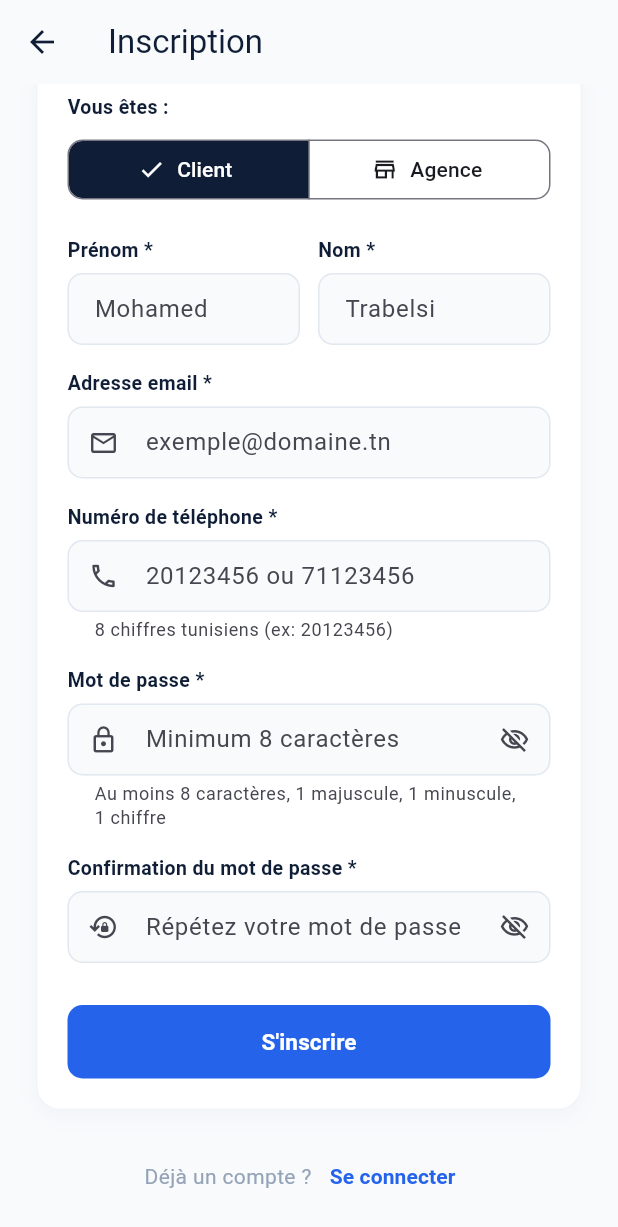
After one commit to ghofraneidriss/EkriliKarhba, a Flutter app: the RegisterScreen screen opened directly, scrolled down 192 dp, after a tap on "Client", on a phone screen of 412 x 824 dp. The commit adds this screen. Shown: the top 1227 px of the screen. Run offline on Flutter 3.47's test engine with Material 3 defaults, Android fonts, the phone set to English and light mode, and no system bars; our stand-ins replace image_picker, sqflite; accounts and stored records are empty.

Commit message:
formulaire d'inscription pour les deux roles agences et voiture

```diff
--- a/lib/features/users/domain/user_validators.dart
+++ b/lib/features/users/domain/user_validators.dart
@@ -291,4 +291,53 @@ class UserValidators {
 
     return ValidationResult(errors);
   }
+
+  /// Validation lors de l'auto-inscription d'un utilisateur (CLIENT ou AGENCE uniquement).
+  /// Les ADMINS ne peuvent pas s'inscrire en libre-service.
+  static ValidationResult validateRegister({
+    required String nom,
+    required String prenom,
+    required String email,
+    required String motDePasse,
+    required String confirmationMotDePasse,
+    required String telephone,
+    required UserRole role,
+    String? nomAgence,
+    String? adresseAgence,
+  }) {
+    final errors = <String, String>{};
+
+    if (role == UserRole.admin) {
+      errors['role'] = "L'inscription en tant qu'administrateur n'est pas autorisée.";
+    }
+
+    final nomErr = validateNom(nom);
+    if (nomErr != null) errors['nom'] = nomErr;
+
+    final prenomErr = validatePrenom(prenom);
+    if (prenomErr != null) errors['prenom'] = prenomErr;
+
+    final emailErr = validateEmail(email);
+    if (emailErr != null) errors['email'] = emailErr;
+
+    final pwdErr = validatePassword(motDePasse);
+    if (pwdErr != null) errors['motDePasse'] = pwdErr;
+
+    if (confirmationMotDePasse.isEmpty) {
+      errors['confirmationMotDePasse'] = 'Veuillez confirmer votre mot de passe';
+    } else if (motDePasse != confirmationMotDePasse) {
+      errors['confirmationMotDePasse'] = 'Les mots de passe ne correspondent pas';
+    }
+
+    final telErr = validateTelephone(telephone);
+    if (telErr != null) errors['telephone'] = telErr;
+
+    final agencyNameErr = validateNomAgence(nomAgence, role);
+    if (agencyNameErr != null) errors['nomAgence'] = agencyNameErr;
+
+    final agencyAddrErr = validateAdresseAgence(adresseAgence, role);
+    if (agencyAddrErr != null) errors['adresseAgence'] = agencyAddrErr;
+
+    return ValidationResult(errors);
+  }
 }
--- a/lib/features/users/services/user_service.dart
+++ b/lib/features/users/services/user_service.dart
@@ -126,6 +126,76 @@ class UserService extends ChangeNotifier {
     _currentUser = null;
     await _repo.clearActiveSession();
     notifyListeners();
+  }
+
+  /// Inscription en libre-service d'un nouvel utilisateur (CLIENT ou AGENCE uniquement).
+  /// Les comptes créés sont actifs immédiatement, conformément aux spécifications.
+  Future<User> register({
+    required String nom,
+    required String prenom,
+    required String email,
+    required String motDePasse,
+    required String confirmationMotDePasse,
+    required String telephone,
+    required UserRole role,
+    String? nomAgence,
+    String? adresseAgence,
+  }) async {
+    // 1. Restriction stricte des rôles : seuls CLIENT et AGENCE peuvent s'inscrire
+    if (role == UserRole.admin) {
+      throw const UserRuleFailure("L'inscription en tant qu'administrateur n'est pas autorisée.");
+    }
+
+    // 2. Contrôle de saisie strict côté serveur
+    final validation = UserValidators.validateRegister(
+      nom: nom,
+      prenom: prenom,
+      email: email,
+      motDePasse: motDePasse,
+      confirmationMotDePasse: confirmationMotDePasse,
+      telephone: telephone,
+      role: role,
+      nomAgence: nomAgence,
+      adresseAgence: adresseAgence,
+    );
+
+    if (validation.hasErrors) {
+      throw UserValidationFailure(validation.errors);
+    }
+
+    // 3. Vérification unicité email
+    final normalizedEmail = UserValidators.normalizeEmail(email);
+    if (await _repo.emailExists(normalizedEmail)) {
+      throw const UserConflictFailure('email', 'Cette adresse email est déjà associée à un compte.');
+    }
+
+    // 4. Hachage sécurisé du mot de passe avec sel cryptographique
+    final salt = PasswordHasher.generateSalt();
+    final hashedPassword = PasswordHasher.hashPassword(motDePasse, salt);
+
+    final now = _clock();
+    final user = User(
+      nom: nom.trim(),
+      prenom: prenom.trim(),
+      email: normalizedEmail,
+      motDePasse: hashedPassword,
+      passwordSalt: salt,
+      telephone: UserValidators.normalizePhone(telephone),
+      role: role,
+      statut: UserStatus.actif,
+      nomAgence: role == UserRole.agence ? nomAgence?.trim() : null,
+      adresseAgence: role == UserRole.agence ? adresseAgence?.trim() : null,
+      createdAt: now,
+      updatedAt: now,
+    );
+
+    final created = await _repo.insertUser(
+      user,
+      actor: 'Auto-inscription (${role.label})',
+      comment: 'Création de compte libre-service',
+    );
+    notifyListeners();
+    return created;
   }
 
   /// Création d'un utilisateur par un administrateur.
--- /dev/null
+++ b/lib/features/users/ui/register_screen.dart
@@ -0,0 +1,452 @@
+import 'package:flutter/material.dart';
+
+import '../../../core/theme/app_colors.dart';
+import '../domain/user.dart';
+import '../domain/user_failures.dart';
+import '../services/user_service.dart';
+
+/// Écran d'inscription en libre-service pour les CLIENTS et les AGENCES.
+/// Les comptes administrateurs ne peuvent pas être créés depuis cet écran.
+class RegisterScreen extends StatefulWidget {
+  const RegisterScreen({super.key});
+
+  @override
+  State<RegisterScreen> createState() => _RegisterScreenState();
+}
+
+class _RegisterScreenState extends State<RegisterScreen> {
+  final _service = UserService.instance;
+
+  UserRole _selectedRole = UserRole.client;
+
+  final TextEditingController _nomController = TextEditingController();
+  final TextEditingController _prenomController = TextEditingController();
+  final TextEditingController _emailController = TextEditingController();
+  final TextEditingController _telephoneController = TextEditingController();
+  final TextEditingController _passwordController = TextEditingController();
+  final TextEditingController _confirmPasswordController = TextEditingController();
+  final TextEditingController _nomAgenceController = TextEditingController();
+  final TextEditingController _adresseAgenceController = TextEditingController();
+
+  bool _loading = false;
+  bool _obscurePassword = true;
+  bool _obscureConfirmPassword = true;
+  String? _globalError;
+  Map<String, String> _fieldErrors = const {};
+
+  @override
+  void dispose() {
+    _nomController.dispose();
+    _prenomController.dispose();
+    _emailController.dispose();
+    _telephoneController.dispose();
+    _passwordController.dispose();
+    _confirmPasswordController.dispose();
+    _nomAgenceController.dispose();
+    _adresseAgenceController.dispose();
+    super.dispose();
+  }
+
+  Future<void> _submit() async {
+    setState(() {
+      _loading = true;
+      _globalError = null;
+      _fieldErrors = const {};
+    });
+
+    try {
+      final user = await _service.register(
+        nom: _nomController.text.trim(),
+        prenom: _prenomController.text.trim(),
+        email: _emailController.text.trim(),
+        motDePasse: _passwordController.text,
+        confirmationMotDePasse: _confirmPasswordController.text,
+        telephone: _telephoneController.text.trim(),
+        role: _selectedRole,
+        nomAgence: _selectedRole == UserRole.agence ? _nomAgenceController.text.trim() : null,
+        adresseAgence: _selectedRole == UserRole.agence ? _adresseAgenceController.text.trim() : null,
+      );
+
+      if (!mounted) return;
+      // Renvoie l'adresse email enregistrée à l'écran de Login pour pré-remplissage
+      Navigator.of(context).pop(user.email);
+    } on UserValidationFailure catch (e) {
+      if (!mounted) return;
+      setState(() {
+        _loading = false;
+        _fieldErrors = e.errors;
+      });
+    } on UserConflictFailure catch (e) {
+      if (!mounted) return;
+      setState(() {
+        _loading = false;
+        _fieldErrors = {e.field: e.message};
+      });
+    } on UserFailure catch (e) {
+      if (!mounted) return;
+      setState(() {
+        _loading = false;
+        _globalError = e.message;
+      });
+    } catch (e) {
+      if (!mounted) return;
+      setState(() {
+        _loading = false;
+        _globalError = 'Une erreur inattendue est survenue : $e';
+      });
+    }
+  }
+
+  Widget _buildField({
+    required String label,
+    required TextEditingController controller,
+    required String fieldKey,
+    TextInputType keyboardType = TextInputType.text,
+    bool obscureText = false,
+    Widget? suffixIcon,
+    IconData? prefixIcon,
+    String? hintText,
+    String? helperText,
+  }) {
+    final error = _fieldErrors[fieldKey];
+    return Padding(
+      padding: const EdgeInsets.only(bottom: 16),
+      child: Column(
+        crossAxisAlignment: CrossAxisAlignment.start,
+        children: [
+          Text(
+            label,
+            style: const TextStyle(
+              fontSize: 13,
+              fontWeight: FontWeight.w600,
+              color: AppColors.textPrimary,
+            ),
+          ),
+          const SizedBox(height: 6),
+          TextField(
+            controller: controller,
+            keyboardType: keyboardType,
+            obscureText: obscureText,
+            decoration: InputDecoration(
+              hintText: hintText,
+              helperText: helperText,
+              helperMaxLines: 2,
+              errorText: error,
+              errorMaxLines: 2,
+              prefixIcon: prefixIcon != null ? Icon(prefixIcon, size: 20) : null,
+              suffixIcon: suffixIcon,
+              filled: true,
+              fillColor: AppColors.cardSubtleBg,
+              contentPadding: const EdgeInsets.symmetric(horizontal: 14, vertical: 12),
+              border: OutlineInputBorder(
+                borderRadius: BorderRadius.circular(10),
+                borderSide: const BorderSide(color: AppColors.inputBorder),
+              ),
+              enabledBorder: OutlineInputBorder(
+                borderRadius: BorderRadius.circular(10),
+                borderSide: const BorderSide(color: AppColors.inputBorder),
+              ),
+              focusedBorder: OutlineInputBorder(
+                borderRadius: BorderRadius.circular(10),
+                borderSide: const BorderSide(color: AppColors.primaryBlue, width: 1.5),
+              ),
+            ),
+          ),
+        ],
+      ),
+    );
+  }
+
+  @override
+  Widget build(BuildContext context) {
+    final isAgency = _selectedRole == UserRole.agence;
+
+    return Scaffold(
+      backgroundColor: AppColors.background,
+      appBar: AppBar(
+        title: const Text('Inscription'),
+        backgroundColor: Colors.transparent,
+        elevation: 0,
+        foregroundColor: AppColors.primaryNavy,
+      ),
+      body: SafeArea(
+        child: Center(
+          child: SingleChildScrollView(
+            padding: const EdgeInsets.symmetric(horizontal: 24, vertical: 16),
+            child: ConstrainedBox(
+              constraints: const BoxConstraints(maxWidth: 460),
+              child: Column(
+                crossAxisAlignment: CrossAxisAlignment.stretch,
+                children: [
+                  // En-tête
+                  Center(
+                    child: Container(
+                      width: 64,
+                      height: 64,
+                      decoration: BoxDecoration(
+                        color: AppColors.primaryNavy,
+                        borderRadius: BorderRadius.circular(18),
+                        boxShadow: const [AppColors.softShadow],
+                      ),
+                      child: const Icon(
+                        Icons.person_add_alt_1_rounded,
+                        color: Colors.white,
+                        size: 32,
+                      ),
+                    ),
+                  ),
+                  const SizedBox(height: 16),
+                  const Text(
+                    'Créer un compte',
+                    textAlign: TextAlign.center,
+                    style: TextStyle(
+                      fontSize: 24,
+                      fontWeight: FontWeight.w800,
+                      color: AppColors.primaryNavy,
+                      letterSpacing: -0.5,
+                    ),
+                  ),
+                  const SizedBox(height: 4),
+                  const Text(
+                    'Rejoignez la plateforme Ekrili Karhba',
+                    textAlign: TextAlign.center,
+                    style: TextStyle(fontSize: 13, color: AppColors.textMuted),
+                  ),
+                  const SizedBox(height: 24),
+
+                  // Message d'erreur global
+                  if (_globalError != null) ...[
+                    Container(
+                      padding: const EdgeInsets.all(12),
+                      margin: const EdgeInsets.only(bottom: 18),
+                      decoration: BoxDecoration(
+                        color: AppColors.redLight,
+                        borderRadius: BorderRadius.circular(10),
+                        border: Border.all(color: AppColors.redBorder),
+                      ),
+                      child: Row(
+                        children: [
+                          const Icon(Icons.error_outline, color: AppColors.redDark, size: 20),
+                          const SizedBox(width: 10),
+                          Expanded(
+                            child: Text(
+                              _globalError!,
+                              style: const TextStyle(color: AppColors.redDark, fontSize: 13),
+                            ),
+                          ),
+                        ],
+                      ),
+                    ),
+                  ],
+
+                  // Carte Formulaire
+                  Container(
+                    padding: const EdgeInsets.all(20),
+                    decoration: BoxDecoration(
+                      color: Colors.white,
+                      borderRadius: BorderRadius.circular(16),
+                      border: Border.all(color: AppColors.cardBorder),
+                      boxShadow: const [AppColors.softShadow],
+                    ),
+                    child: Column(
+                      crossAxisAlignment: CrossAxisAlignment.stretch,
+                      children: [
+                        // Sélecteur de rôle (Client / Agence)
+                        const Text(
+                          'Vous êtes :',
+                          style: TextStyle(
+                            fontSize: 13,
+                            fontWeight: FontWeight.w600,
+                            color: AppColors.textPrimary,
+                          ),
+                        ),
+                        const SizedBox(height: 8),
+                        SegmentedButton<UserRole>(
+                          segments: const [
+                            ButtonSegment<UserRole>(
+                              value: UserRole.client,
+                              label: Text('Client'),
+                              icon: Icon(Icons.person_outline, size: 18),
+                            ),
+                            ButtonSegment<UserRole>(
+                              value: UserRole.agence,
+                              label: Text('Agence'),
+                              icon: Icon(Icons.store_outlined, size: 18),
+                            ),
+                          ],
+                          selected: {_selectedRole},
+                          onSelectionChanged: (newSelection) {
+                            setState(() {
+                              _selectedRole = newSelection.first;
+                              _fieldErrors = const {};
+                            });
+                          },
+                          style: SegmentedButton.styleFrom(
+                            selectedBackgroundColor: AppColors.primaryNavy,
+                            selectedForegroundColor: Colors.white,
+                            shape: RoundedRectangleBorder(
+                              borderRadius: BorderRadius.circular(10),
+                            ),
+                          ),
+                        ),
+                        const SizedBox(height: 20),
+
+                        // Champs spécifiques à l'agence
+                        if (isAgency) ...[
+                          _buildField(
+                            label: "Nom de l'agence *",
+                            controller: _nomAgenceController,
+                            fieldKey: 'nomAgence',
+                            prefixIcon: Icons.business_outlined,
+                            hintText: 'Ex: Carthage Rent a Car',
+                          ),
+                          _buildField(
+                            label: "Adresse de l'agence *",
+                            controller: _adresseAgenceController,
+                            fieldKey: 'adresseAgence',
+                            prefixIcon: Icons.location_on_outlined,
+                            hintText: 'Ex: Avenue Habib Bourguiba, Tunis',
+                          ),
+                          const Divider(height: 24),
+                        ],
+
+                        // Champs Personne / Responsable
+                        Row(
+                          children: [
+                            Expanded(
+                              child: _buildField(
+                                label: 'Prénom *',
+                                controller: _prenomController,
+                                fieldKey: 'prenom',
+                                hintText: 'Mohamed',
+                              ),
+                            ),
+                            const SizedBox(width: 12),
+                            Expanded(
+                              child: _buildField(
+                                label: 'Nom *',
+                                controller: _nomController,
+                                fieldKey: 'nom',
+                                hintText: 'Trabelsi',
+                              ),
+                            ),
+                          ],
+                        ),
+
+                        _buildField(
+                          label: 'Adresse email *',
+                          controller: _emailController,
+                          fieldKey: 'email',
+                          keyboardType: TextInputType.emailAddress,
+                          prefixIcon: Icons.email_outlined,
+                          hintText: 'exemple@domaine.tn',
+                        ),
+
+                        _buildField(
+                          label: 'Numéro de téléphone *',
+                          controller: _telephoneController,
+                          fieldKey: 'telephone',
+                          keyboardType: TextInputType.phone,
+                          prefixIcon: Icons.phone_outlined,
+                          hintText: '20123456 ou 71123456',
+                          helperText: '8 chiffres tunisiens (ex: 20123456)',
+                        ),
+
+                        _buildField(
+                          label: 'Mot de passe *',
+                          controller: _passwordController,
+                          fieldKey: 'motDePasse',
+                          obscureText: _obscurePassword,
+                          prefixIcon: Icons.lock_outline,
+                          hintText: 'Minimum 8 caractères',
+                          helperText: 'Au moins 8 caractères, 1 majuscule, 1 minuscule, 1 chiffre',
+                          suffixIcon: IconButton(
+                            icon: Icon(
+                              _obscurePassword ? Icons.visibility_off_outlined : Icons.visibility_outlined,
+                              size: 20,
+                            ),
+                            onPressed: () => setState(() => _obscurePassword = !_obscurePassword),
+                          ),
+                        ),
+
+                        _buildField(
+                          label: 'Confirmation du mot de passe *',
+                          controller: _confirmPasswordController,
+                          fieldKey: 'confirmationMotDePasse',
+                          obscureText: _obscureConfirmPassword,
+                          prefixIcon: Icons.lock_reset_outlined,
+                          hintText: 'Répétez votre mot de passe',
+                          suffixIcon: IconButton(
+                            icon: Icon(
+                              _obscureConfirmPassword
+                                  ? Icons.visibility_off_outlined
+                                  : Icons.visibility_outlined,
+                              size: 20,
+                            ),
+                            onPressed: () =>
+                                setState(() => _obscureConfirmPassword = !_obscureConfirmPassword),
+                          ),
+                        ),
+
+                        const SizedBox(height: 12),
+
+                        FilledButton(
+                          style: FilledButton.styleFrom(
+                            backgroundColor: AppColors.primaryBlue,
+                            padding: const EdgeInsets.symmetric(vertical: 14),
+                            shape: RoundedRectangleBorder(
+                              borderRadius: BorderRadius.circular(10),
+                            ),
+                          ),
+                          onPressed: _loading ? null : _submit,
+                          child: _loading
+                              ? const SizedBox(
+                                  height: 20,
+                                  width: 20,
+                                  child: CircularProgressIndicator(
+                                    strokeWidth: 2,
+                                    color: Colors.white,
+                                  ),
+                                )
+                              : const Text(
+                                  "S'inscrire",
+                                  style: TextStyle(fontSize: 15, fontWeight: FontWeight.bold),
+                                ),
+                        ),
+                      ],
+                    ),
+                  ),
+
+                  const SizedBox(height: 20),
+
+                  // Lien retour vers Login
+                  Wrap(
+                    alignment: WrapAlignment.center,
+                    crossAxisAlignment: WrapCrossAlignment.center,
+                    children: [
+                      const Text(
+                        'Déjà un compte ?',
+                        style: TextStyle(fontSize: 14, color: AppColors.textSecondary),
+                      ),
+                      TextButton(
+                        onPressed: () => Navigator.of(context).pop(),
+                        child: const Text(
+                          'Se connecter',
+                          style: TextStyle(
+                            fontSize: 14,
+                            fontWeight: FontWeight.bold,
+                            color: AppColors.primaryBlue,
+                          ),
+                        ),
+                      ),
+                    ],
+                  ),
+                ],
+              ),
+            ),
+          ),
+        ),
+      ),
+    );
+  }
+}
--- a/lib/features/users/users_module.dart
+++ b/lib/features/users/users_module.dart
@@ -11,4 +11,5 @@ export 'services/user_service.dart';
 export 'ui/admin_users_screen.dart';
 export 'ui/login_screen.dart';
 export 'ui/profile_screen.dart';
+export 'ui/register_screen.dart';
 export 'ui/user_form_screen.dart';
```
Also changed, not shown: lib/features/users/api/user_api.dart (+24 -0 lines), lib/features/users/ui/login_screen.dart (+47 -0 lines), 4 other files.
